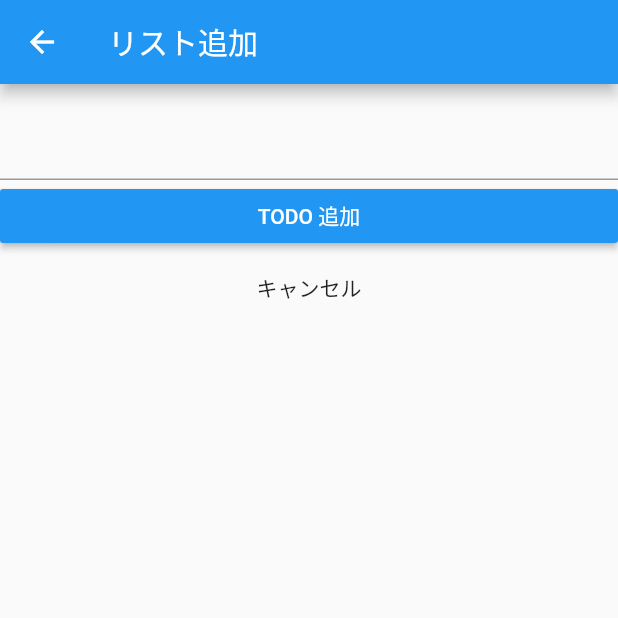
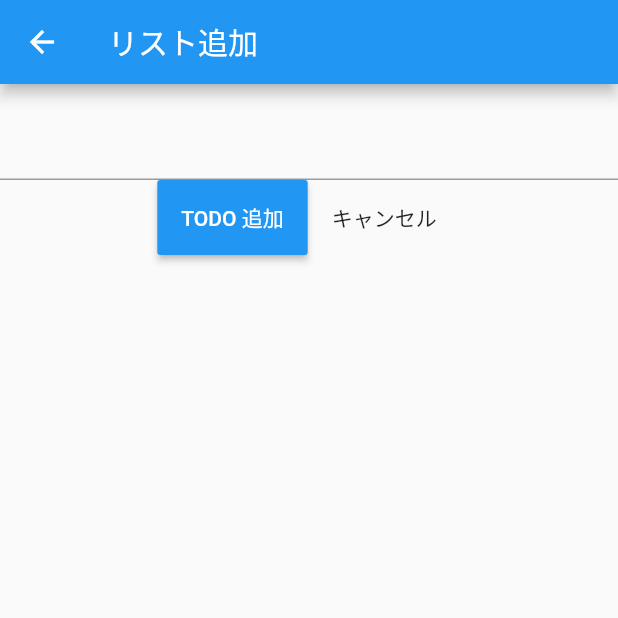
Before and after one commit to igctty/flutter_app_win, a Flutter app: the TodoAddPage screen opened directly, on a phone screen of 412 x 824 dp, the top half of it. Run offline on Flutter 3.47's test engine with Material 2 defaults, Android fonts, the phone set to English and light mode, and no system bars.

Commit message:
chore: ボタン位置を変更した

```diff
--- a/lib/main.dart
+++ b/lib/main.dart
@@ -85,12 +85,12 @@ class _TodoAddPageState extends State<TodoAddPage> {
       appBar: AppBar(
         title: Text('リスト追加'),
       ),
-      body: Container(
+      body: Column(
+        children: <Widget>[
+          Container(
             child: Column(
               children: <Widget>[
-            Text(
-                _context, style: TextStyle(color: Colors.blue)
-            ),
+                Text(_context, style: TextStyle(color: Colors.blue)),
                 TextField(
                   onChanged: (String value) {
                     setState(() {
@@ -98,8 +98,15 @@ class _TodoAddPageState extends State<TodoAddPage> {
                     });
                   },
                 ),
+              ],
+            ),
+          ),
           Container(
-              width: double.infinity,
+            child: Row(
+              mainAxisAlignment: MainAxisAlignment.center,
+              children: <Widget>[
+                Container(
+                  height: 50,
                   child: RaisedButton(
                     color: Colors.blue,
                     onPressed: () {
@@ -109,7 +116,7 @@ class _TodoAddPageState extends State<TodoAddPage> {
                   ),
                 ),
                 Container(
-              width: double.infinity,
+                  height: 50,
                   child: FlatButton(
                     onPressed: () {
                       Navigator.of(context).pop();
@@ -118,8 +125,10 @@ class _TodoAddPageState extends State<TodoAddPage> {
                   ),
                 ),
               ],
+            ),
+          ),
+        ]
       )
-      ),
     );
   }
 }
```
Lines whose indentation alone changed are shown as unchanged.
